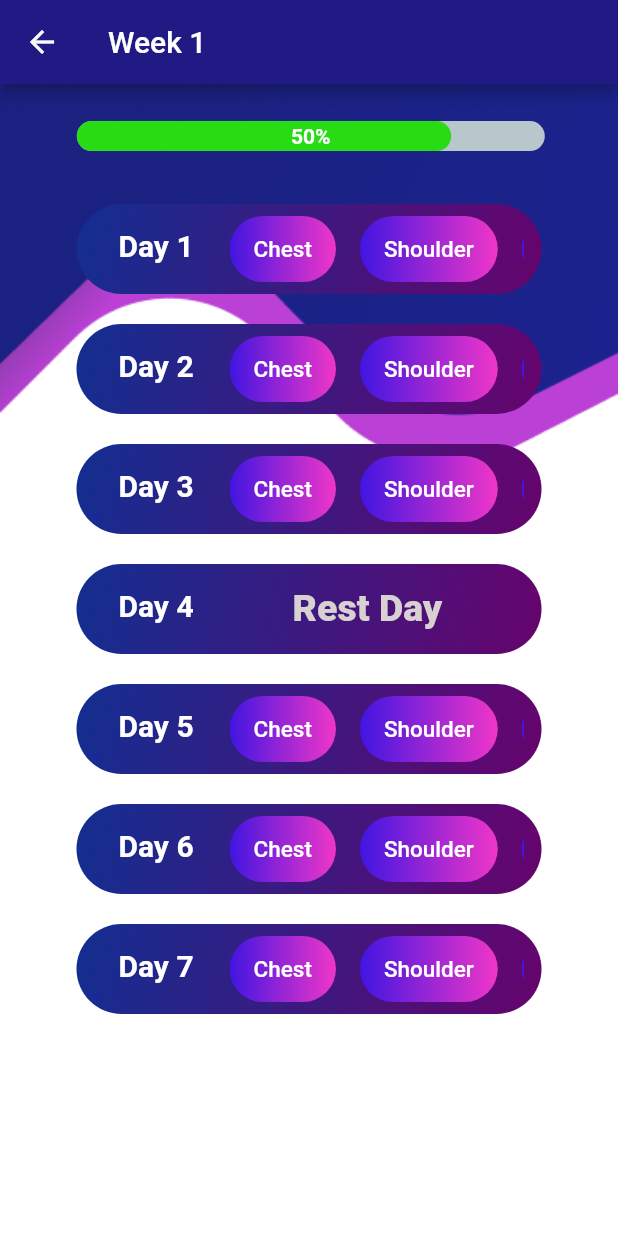
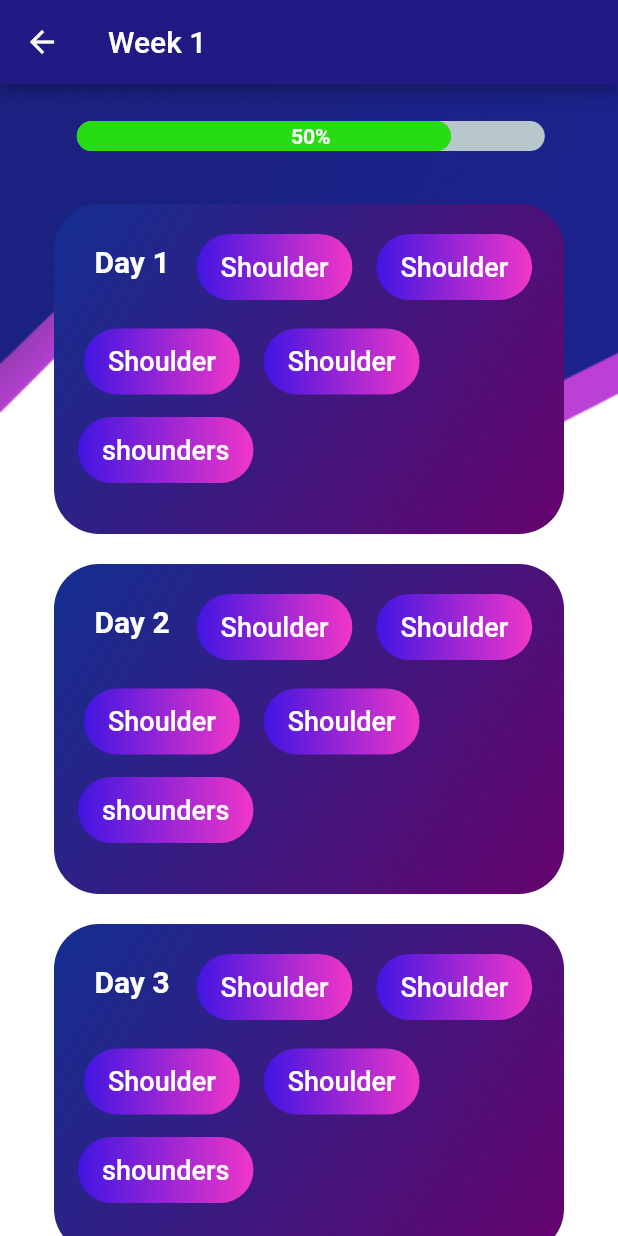
Before and after one commit to karankulshrestha/bulkwork, a Flutter app: the FullWeekGym screen opened directly, on a phone screen of 412 x 824 dp. Run offline on Flutter 3.47's test engine with Material 2 defaults, Android fonts, the light colour scheme and no system bars; drawn by our look-alikes of percent_indicator; our stand-ins replace cloud_firestore, firebase_auth, firebase_core, flutter_otp_text_field, google_fonts, intl_phone_field; accounts and stored records are empty.

Commit message:
fix the days widget in week section

```diff
--- a/lib/src/methods/full_gym_details.dart
+++ b/lib/src/methods/full_gym_details.dart
@@ -3,8 +3,8 @@ import 'package:cloud_firestore/cloud_firestore.dart';
 import 'package:firebase_auth/firebase_auth.dart';
 
 class FullGymExercise {
-  FirebaseAuth _auth = FirebaseAuth.instance;
-  FirebaseFirestore _firestore = FirebaseFirestore.instance;
+  final FirebaseAuth _auth = FirebaseAuth.instance;
+  final FirebaseFirestore _firestore = FirebaseFirestore.instance;
 
   Future<String> registerExercise({
     required String week,
@@ -36,4 +36,27 @@ class FullGymExercise {
     }
     return res;
   }
+
+  Future getMusclesDetails({required String week}) async {
+    String uid = await _auth.currentUser!.uid;
+    DocumentSnapshot snapshot = await _firestore
+        .collection("FullGymDays")
+        .doc(uid)
+        .collection("Week 1")
+        .doc(uid)
+        .get();
+
+    // final QuerySnapshot<Map<String, dynamic>> query = await _firestore
+    //     .collection("FullGymDays")
+    //     .doc(uid)
+    //     .collection("Week 1")
+    //     .doc(uid)
+    //     .collection("Day 1")
+    //     .get();
+
+    // final weekData = query.docs.map((e) => e.data()).toList();
+
+    print(snapshot.get("Day 1"));
+    print("id: ${uid}");
+  }
 }
--- a/lib/src/models/full_gym.dart
+++ b/lib/src/models/full_gym.dart
@@ -1,8 +1,8 @@
 import 'package:cloud_firestore/cloud_firestore.dart';
 
 class FullGymDays {
-  final String ex1;
-  final String ex2;
+  final String? ex1;
+  final String? ex2;
   final String? ex3;
 
   const FullGymDays({required this.ex1, required this.ex2, this.ex3});
--- a/lib/src/pages/screens/exercise_screen.dart
+++ b/lib/src/pages/screens/exercise_screen.dart
@@ -1,3 +1,4 @@
+import 'package:bulkwork/src/methods/full_gym_details.dart';
 import 'package:bulkwork/src/methods/reset_full_gym_days.dart';
 import 'package:bulkwork/src/pages/weeks/full_week_screen.dart';
 import 'package:bulkwork/src/widgets/month_card.dart';
@@ -17,7 +18,7 @@ class _ExerciseScreenState extends State<ExerciseScreen> {
   @override
   void initState() {
     super.initState();
-    ResetFullGymDays();
+    FullGymExercise().getMusclesDetails(week: "week 1");
   }
 
   @override
@@ -35,8 +36,7 @@ class _ExerciseScreenState extends State<ExerciseScreen> {
         body: SafeArea(
           child: Stack(
             children: [
-              SingleChildScrollView(
-                child: Column(
+              Column(
                 children: [
                   SizedBox(
                     height: 20,
@@ -139,7 +139,6 @@ class _ExerciseScreenState extends State<ExerciseScreen> {
                   )
                 ],
               ),
-              ),
             ],
           ),
         ),
--- a/lib/src/widgets/day_rect.dart
+++ b/lib/src/widgets/day_rect.dart
@@ -14,10 +14,55 @@ class _DayRectState extends State<DayRect> {
   Widget build(BuildContext context) {
     return Container(
       child: Center(
-        child: Container(
-          padding: EdgeInsets.symmetric(horizontal: 12),
-          height: 60,
-          width: 310,
+        child: widget.day == "Day 4"
+            ? Container(
+                padding: EdgeInsets.symmetric(horizontal: 12, vertical: 12),
+                height: 220,
+                width: 340,
+                decoration: BoxDecoration(
+                  borderRadius: BorderRadius.circular(40),
+                  gradient: LinearGradient(
+                    colors: [
+                      Color.fromARGB(255, 65, 21, 225),
+                      Color.fromARGB(255, 240, 54, 200)
+                    ],
+                  ),
+                ),
+                child: Column(
+                  children: [
+                    SizedBox(
+                      height: 30,
+                    ),
+                    Align(
+                      alignment: Alignment.topCenter,
+                      child: Text(
+                        widget.day,
+                        style: TextStyle(
+                            fontWeight: FontWeight.w900,
+                            color: Color.fromARGB(255, 246, 245, 245),
+                            fontSize: 25),
+                      ),
+                    ),
+                    SizedBox(
+                      height: 50,
+                    ),
+                    Align(
+                      alignment: Alignment.center,
+                      child: Text(
+                        "Rest Day",
+                        style: TextStyle(
+                            fontWeight: FontWeight.w900,
+                            color: Color.fromARGB(255, 246, 245, 245),
+                            fontSize: 25),
+                      ),
+                    ),
+                  ],
+                ),
+              )
+            : Container(
+                padding: EdgeInsets.symmetric(horizontal: 12, vertical: 12),
+                height: 220,
+                width: 340,
                 decoration: BoxDecoration(
                   gradient: LinearGradient(
                     colors: [
@@ -30,13 +75,17 @@ class _DayRectState extends State<DayRect> {
                   borderRadius: BorderRadius.circular(30.0),
                   color: Colors.green,
                 ),
-          child: Expanded(
-            child: new ListView(
-              scrollDirection: Axis.horizontal,
-              shrinkWrap: true,
+                child: Container(
+                  constraints: BoxConstraints(
+                    maxHeight: double.infinity,
+                  ),
+                  child: Wrap(
+                    direction: Axis.horizontal,
+                    runSpacing: 3,
                     children: [
                       Padding(
-                  padding: const EdgeInsets.all(16.0),
+                        padding:
+                            const EdgeInsets.only(top: 15, left: 15, right: 10),
                         child: Text(
                           overflow: TextOverflow.ellipsis,
                           maxLines: 1,
@@ -48,33 +97,25 @@ class _DayRectState extends State<DayRect> {
                               color: Colors.white),
                         ),
                       ),
-                widget.day == "Day 4"
-                    ? Container(
-                        padding:
-                            EdgeInsets.symmetric(horizontal: 50, vertical: 15),
-                        child: Text(
-                          "Rest Day",
-                          style: TextStyle(
-                              fontWeight: FontWeight.w900,
-                              color: Color.fromARGB(255, 215, 209, 209),
-                              fontSize: 25),
-                        ),
-                      )
-                    : Padding(
-                        padding: const EdgeInsets.all(8.0),
-                        child: MuscleBtn(muscle: "Chest"),
-                      ),
-                widget.day == "Day 4"
-                    ? Text("")
-                    : Padding(
+                      Padding(
                         padding: const EdgeInsets.all(8.0),
                         child: MuscleBtn(muscle: "Shoulder"),
                       ),
-                widget.day == "Day 4"
-                    ? Text("")
-                    : Padding(
+                      Padding(
                         padding: const EdgeInsets.all(8.0),
-                        child: MuscleBtn(muscle: "Chest"),
+                        child: MuscleBtn(muscle: "Shoulder"),
+                      ),
+                      Padding(
+                        padding: const EdgeInsets.all(8.0),
+                        child: MuscleBtn(muscle: "Shoulder"),
+                      ),
+                      Padding(
+                        padding: const EdgeInsets.all(8.0),
+                        child: MuscleBtn(muscle: "Shoulder"),
+                      ),
+                      Padding(
+                        padding: const EdgeInsets.all(4.0),
+                        child: MuscleBtn(muscle: "shounders"),
                       ),
                     ],
                   ),
--- a/lib/src/widgets/muscle_btn.dart
+++ b/lib/src/widgets/muscle_btn.dart
@@ -9,11 +9,14 @@ class MuscleBtn extends StatelessWidget {
     return Container(
       height: 44.0,
       decoration: BoxDecoration(
-          borderRadius: BorderRadius.circular(40),
-          gradient: LinearGradient(colors: [
+        borderRadius: BorderRadius.circular(40),
+        gradient: LinearGradient(
+          colors: [
             Color.fromARGB(255, 65, 21, 225),
             Color.fromARGB(255, 240, 54, 200)
-          ])),
+          ],
+        ),
+      ),
       child: ElevatedButton(
         style: ButtonStyle(
           shape: MaterialStateProperty.all<RoundedRectangleBorder>(
@@ -33,11 +36,11 @@ class MuscleBtn extends StatelessWidget {
             bottom: 10,
           ),
           child: Text(
-            maxLines: 2,
+            maxLines: 1,
             overflow: TextOverflow.ellipsis,
             muscle,
             style: TextStyle(
-              fontSize: 15,
+              fontSize: 18,
               color: Colors.white,
             ),
           ),
```
Lines whose indentation alone changed are shown as unchanged.
